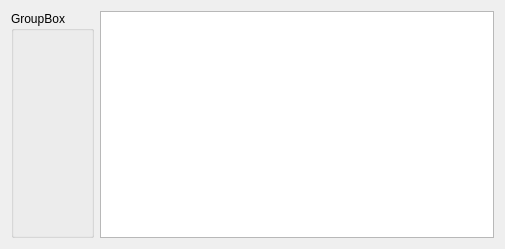
First picture: the form in designer/helpwidget.ui, repository jaaf/biere, before the edit.
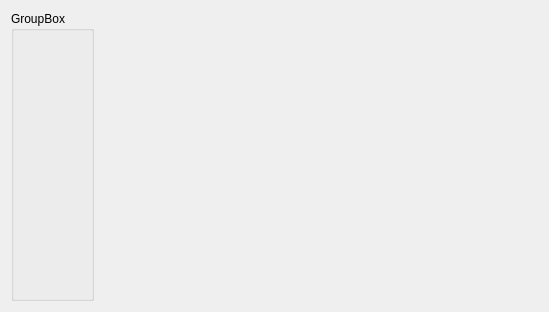
Second picture: the form after the edit.

The edit to the form file:
```diff
--- a/designer/helpwidget.ui
+++ b/designer/helpwidget.ui
@@ -6,8 +6,8 @@
    <rect>
     <x>0</x>
     <y>0</y>
-    <width>505</width>
-    <height>249</height>
+    <width>549</width>
+    <height>312</height>
    </rect>
   </property>
   <property name="windowTitle">
@@ -22,7 +22,11 @@
     </widget>
    </item>
    <item>
-    <widget class="QTextEdit" name="textEdit"/>
+    <widget class="QTextEdit" name="textEdit">
+     <property name="styleSheet">
+      <string notr="true">padding-left:20px;background-color:transparent</string>
+     </property>
+    </widget>
    </item>
   </layout>
  </widget>
```
Left out of the diff: 2 changed lines with no effect on the pictures.
